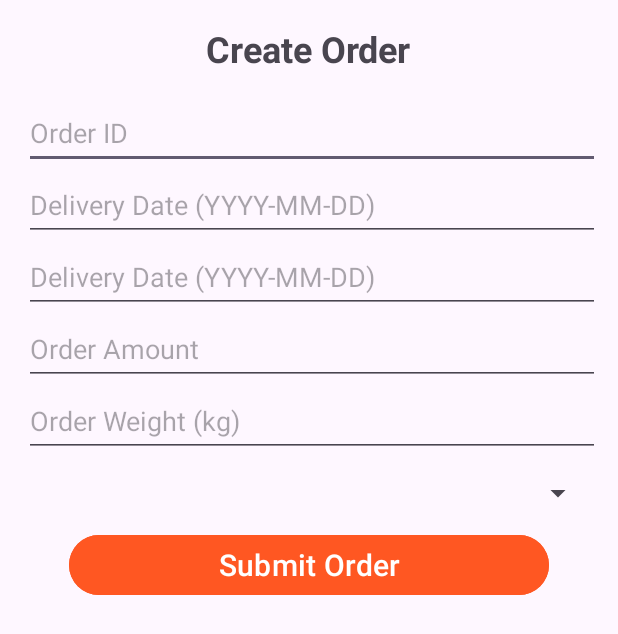
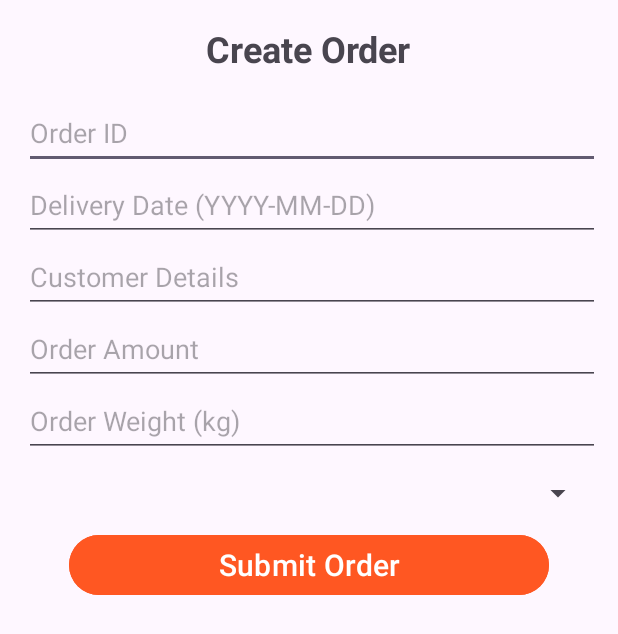
Before and after one commit to ahadgalqahtani/projectR, an Android app: the Order screen opened directly, with no data from a screen before it, on a phone screen of 412 x 824 dp. Shown: the top 634 px of the screen. Run offline under Robolectric (Android 15) with nearby library versions, the phone set to English and light mode, and no system bars.

Commit message:
layout enhancing

```diff
--- a/app/src/main/res/values/strings.xml
+++ b/app/src/main/res/values/strings.xml
@@ -6,7 +6,7 @@
     <string name="createO">Create Order</string>
     <string name="orderID">Order ID</string>
     <string name="date">Delivery Date (YYYY-MM-DD)</string>
-    <string name="customerDet">Delivery Date (YYYY-MM-DD)</string>
+    <string name="customerDet">Customer Details</string>
     <string name="OrAmount">Order Amount</string>
     <string name="OrWeight">Order Weight (kg)</string>
     <string name="OrType">Order Type</string>
```
Also changed, not shown: app/src/main/res/layout/activity_order.xml (line endings or trailing spaces).
